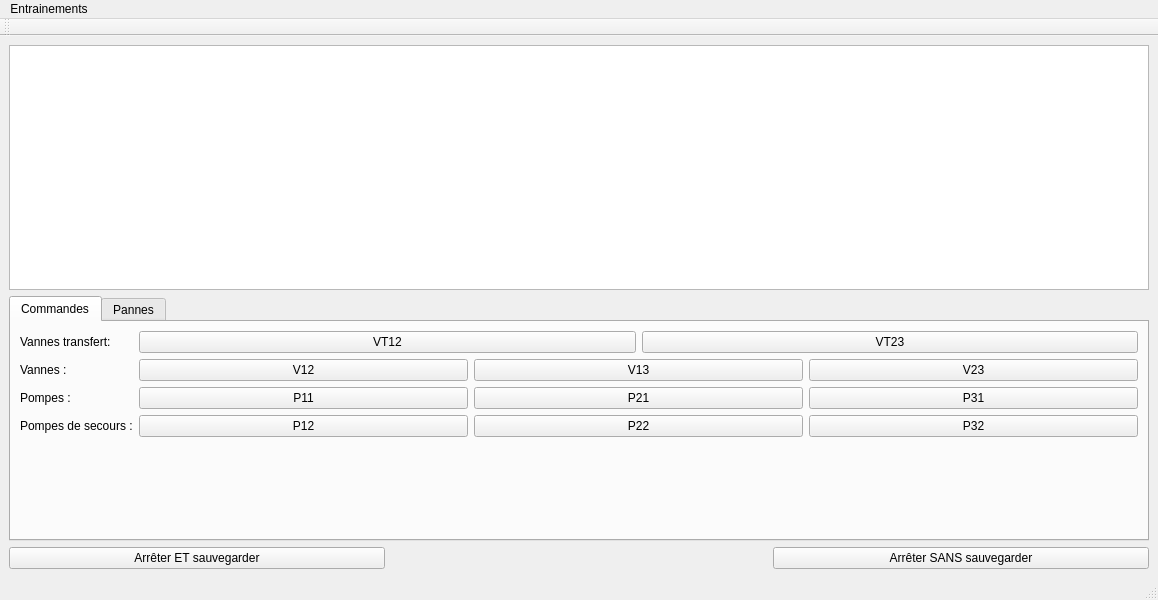
This is GUI/mainwindow.ui in NT-me/PlaneSim as Qt 5 draws it before an edit. The edited form follows.
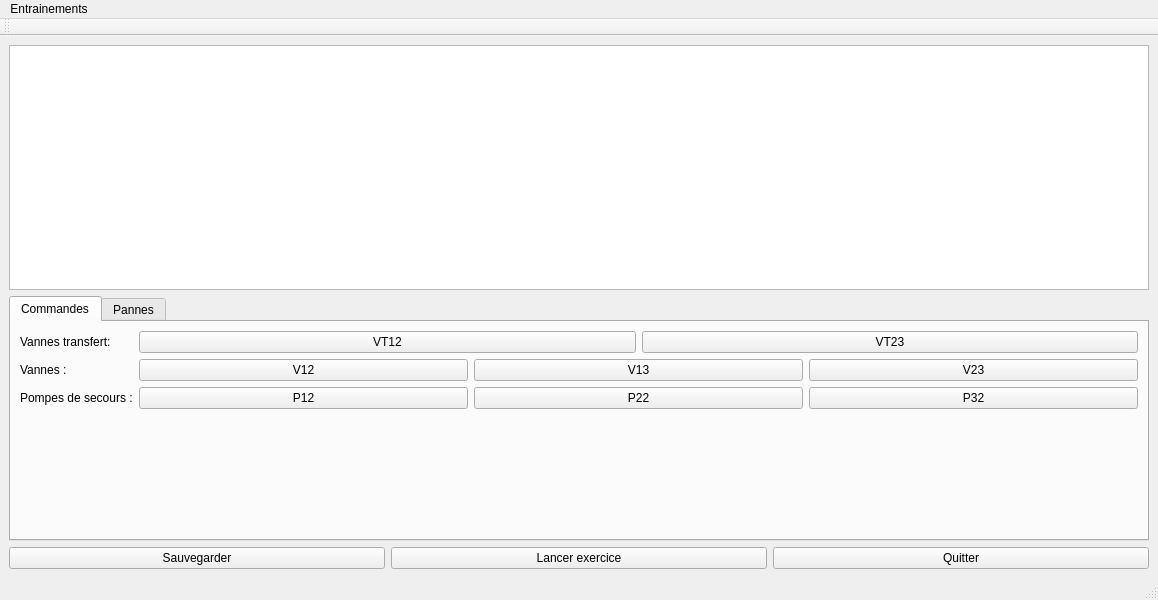
This is the edited form.

Commit message: load -> OK | MAJ UI

```diff
--- a/GUI/mainwindow.ui
+++ b/GUI/mainwindow.ui
@@ -21,14 +21,14 @@
     <item row="2" column="0">
      <widget class="QPushButton" name="buttonStopAndSave">
       <property name="text">
-       <string>Arrêter ET sauvegarder</string>
+       <string>Sauvegarder</string>
       </property>
      </widget>
     </item>
     <item row="2" column="2">
      <widget class="QPushButton" name="buttonStop">
       <property name="text">
-       <string>Arrêter SANS sauvegarder</string>
+       <string>Quitter</string>
       </property>
      </widget>
     </item>
@@ -103,45 +103,13 @@
          </layout>
         </item>
         <item row="2" column="0">
-         <widget class="QLabel" name="label_3">
-          <property name="text">
-           <string>Pompes :</string>
-          </property>
-         </widget>
-        </item>
-        <item row="2" column="1">
-         <layout class="QHBoxLayout" name="horizontalLayout_2">
-          <item>
-           <widget class="QPushButton" name="buttonP11">
-            <property name="text">
-             <string>P11</string>
-            </property>
-           </widget>
-          </item>
-          <item>
-           <widget class="QPushButton" name="buttonP21">
-            <property name="text">
-             <string>P21</string>
-            </property>
-           </widget>
-          </item>
-          <item>
-           <widget class="QPushButton" name="buttonP31">
-            <property name="text">
-             <string>P31</string>
-            </property>
-           </widget>
-          </item>
-         </layout>
-        </item>
-        <item row="3" column="0">
          <widget class="QLabel" name="label_4">
           <property name="text">
            <string>Pompes de secours :</string>
           </property>
          </widget>
         </item>
-        <item row="3" column="1">
+        <item row="2" column="1">
          <layout class="QHBoxLayout" name="horizontalLayout_3">
           <item>
            <widget class="QPushButton" name="buttonP12">
@@ -273,6 +241,13 @@
       </widget>
      </widget>
     </item>
+    <item row="2" column="1">
+     <widget class="QPushButton" name="buttonLaunchExercice">
+      <property name="text">
+       <string>Lancer exercice</string>
+      </property>
+     </widget>
+    </item>
    </layout>
   </widget>
   <widget class="QMenuBar" name="menubar">
```
Left out of the diff: 2 changed lines with no effect on the pictures. The commit also changes 4 other files.
